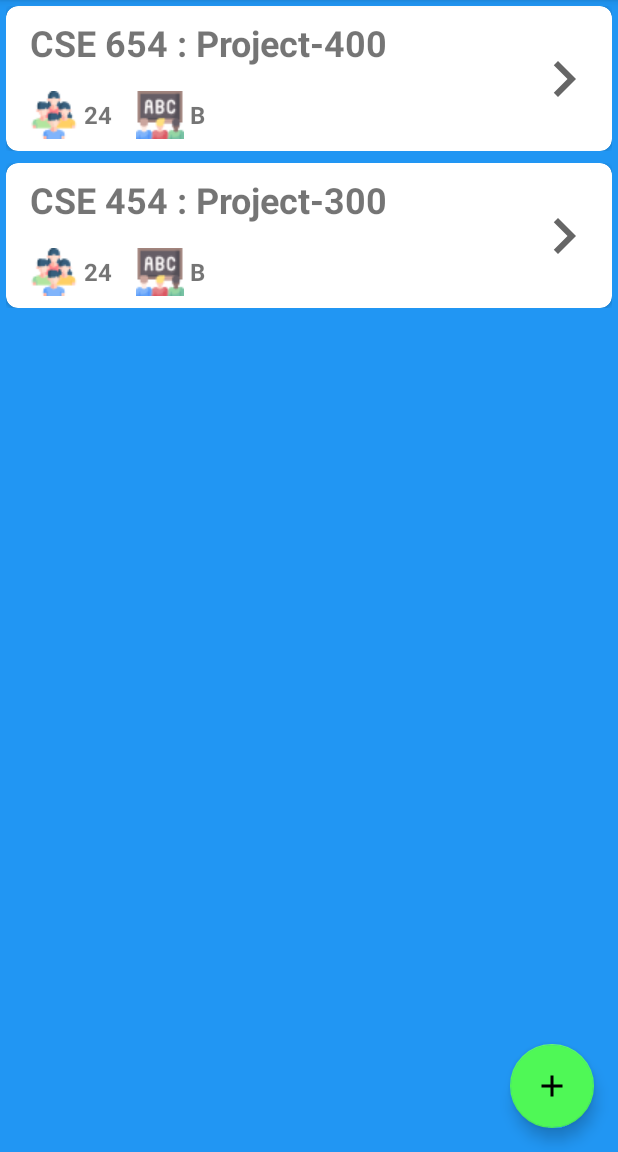
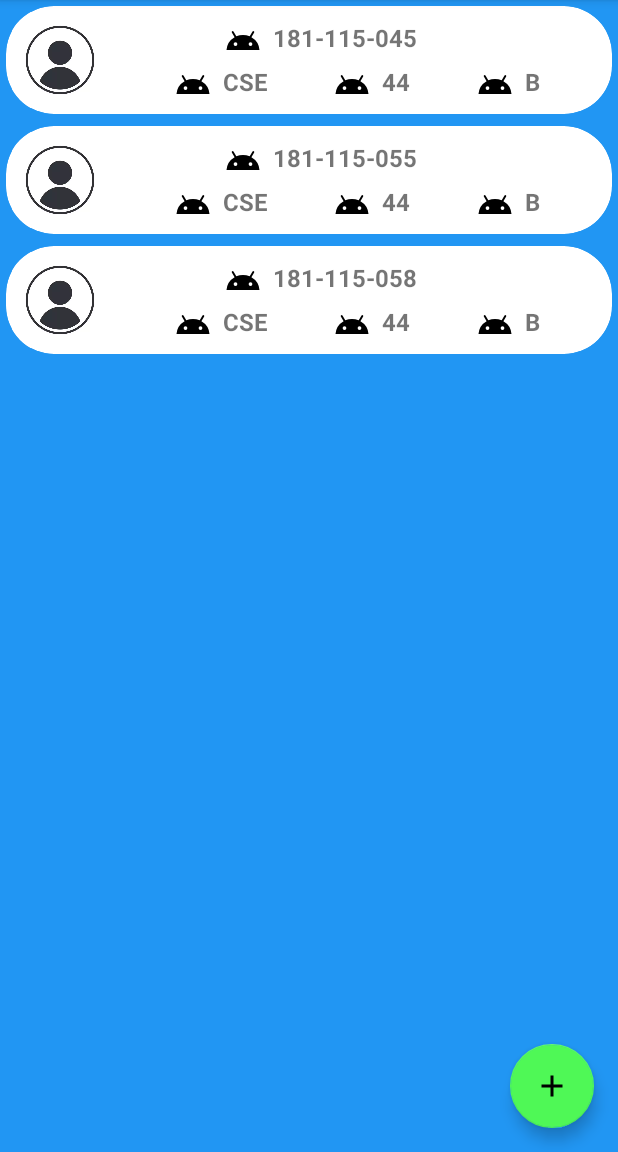
Before and after one commit to Nasif-Imtiaj/Teacher-s-Assistant, an Android app: the fragment ClassRoomFragment placed in its activity, after a tap on an icon or button, on a phone screen of 412 x 824 dp, the part 84-1236 px from its top. Run offline under Robolectric (Android 15) with nearby library versions, the phone set to English and light mode, and no system bars.

Commit message:
Implemented to show student lists in each class.

```diff
--- a/app/src/main/java/com/ni/core/dialogs/createClassRoomDialog/CreateClassRoomDialog.kt
+++ b/app/src/main/java/com/ni/dialogs/createClassRoomDialog/CreateClassRoomDialog.kt
@@ -1,4 +1,4 @@
-package com.ni.core.dialogs.createClassRoomDialog
+package com.ni.dialogs.createClassRoomDialog
 
 import android.app.AlertDialog
 import android.app.Dialog
--- a/app/src/main/java/com/ni/core/dialogs/createClassRoomDialog/CreateClassRoomDialogListener.kt
+++ b/app/src/main/java/com/ni/dialogs/createClassRoomDialog/CreateClassRoomDialogListener.kt
@@ -1,4 +1,4 @@
-package com.ni.core.dialogs.createClassRoomDialog
+package com.ni.dialogs.createClassRoomDialog
 
 import androidx.fragment.app.DialogFragment
 
--- a/app/src/main/java/com/ni/models/ClassRoomModel.kt
+++ b/app/src/main/java/com/ni/models/ClassRoomModel.kt
@@ -1,5 +1,12 @@
 package com.ni.models
 
-import com.ni.core.constants.Departments
 
-data class ClassRoomModel(val dept: Departments, val batch:Int, val section:String, val students:Int, val subject:String, val subjectCode:Int)
+data class ClassRoomModel(
+    val classRoomId: String,
+    val dept: String,
+    val batch: String,
+    val section: String,
+    val students: Int,
+    val subject: String,
+    val subjectCode: String
+)
--- /dev/null
+++ b/app/src/main/java/com/ni/models/StudentInfoModel.kt
@@ -0,0 +1,9 @@
+package com.ni.models
+
+data class StudentInfoModel(
+    val classRoomIds: ArrayList<String>,
+    val studentId: String,
+    val dept: String,
+    val batch: String,
+    val section: String
+)
--- a/app/src/main/java/com/ni/screens/classRoomScreen/ClassRoomFragment.kt
+++ b/app/src/main/java/com/ni/screens/classRoomScreen/ClassRoomFragment.kt
@@ -1,19 +1,20 @@
 package com.ni.screens.classRoomScreen
 
-import android.util.Log
 import androidx.activity.OnBackPressedCallback
 import androidx.fragment.app.viewModels
 import com.ni.core.adapter.AbstractAdapter
 import com.ni.core.baseClasses.BaseObservableFragment
-import com.ni.core.dialogs.createClassRoomDialog.CreateClassRoomDialog
-import com.ni.core.dialogs.createClassRoomDialog.CreateClassRoomDialogListener
+import com.ni.dialogs.createClassRoomDialog.CreateClassRoomDialog
+import com.ni.dialogs.createClassRoomDialog.CreateClassRoomDialogListener
 import com.ni.models.ClassRoomModel
+import com.ni.models.StudentInfoModel
 import com.ni.teachersassistant.databinding.ClassRoomFragmentBinding
 import com.ni.teachersassistant.databinding.ClassroomItemLayoutBinding
+import com.ni.teachersassistant.databinding.StudentItemLayoutBinding
 
 class ClassRoomFragment :
     BaseObservableFragment<ClassRoomFragmentBinding, ClassRoomListener>(ClassRoomFragmentBinding::inflate),
-    CreateClassRoomDialogListener        {
+    CreateClassRoomDialogListener {
     companion object {
         const val TAG = "ClassRoomFragment"
         fun newInstance() = ClassRoomFragment().apply {}
@@ -21,7 +22,7 @@ class ClassRoomFragment :
 
     val viewModel by viewModels<ClassRoomViewModel>()
 
-    private val adapter: AbstractAdapter<ClassRoomModel, ClassroomItemLayoutBinding> by lazy {
+    private val classRoomAdapter: AbstractAdapter<ClassRoomModel, ClassroomItemLayoutBinding> by lazy {
         object :
             AbstractAdapter<ClassRoomModel, ClassroomItemLayoutBinding>(ClassroomItemLayoutBinding::inflate) {
             override fun bind(
@@ -32,7 +33,29 @@ class ClassRoomFragment :
                 itemBinding.tvTitle.text = viewModel.getTitle(item)
                 itemBinding.tvStudents.text = item.students.toString()
                 itemBinding.tvSection.text = item.section
-                itemBinding.cdMainContainer.setOnClickListener {}
+                itemBinding.cdMainContainer.setOnClickListener {
+                    viewModel.filterByClassRoom(item.classRoomId)
+                    binding.optionRecyclerViewCRF.adapter = studentAdapter
+                }
+            }
+        }
+    }
+
+    private val studentAdapter: AbstractAdapter<StudentInfoModel, StudentItemLayoutBinding> by lazy {
+        object :
+            AbstractAdapter<StudentInfoModel, StudentItemLayoutBinding>(StudentItemLayoutBinding::inflate) {
+            override fun bind(
+                itemBinding: StudentItemLayoutBinding,
+                item: StudentInfoModel,
+                position: Int
+            ) {
+                itemBinding.tvId.text = item.studentId
+                itemBinding.tvDept.text = item.dept
+                itemBinding.tvBatch.text = item.batch
+                itemBinding.tvSection.text = item.section
+                itemBinding.cvMainContainer.setOnClickListener {
+                    binding.optionRecyclerViewCRF.adapter = classRoomAdapter
+                }
             }
         }
     }
@@ -50,7 +73,10 @@ class ClassRoomFragment :
 
     private fun initObservers() {
         viewModel.classRoomDataList.observe(this) {
-            adapter.setItems(it)
+            classRoomAdapter.setItems(it)
+        }
+        viewModel.studentDataList.observe(this) {
+            studentAdapter.setItems(it)
         }
     }
 
@@ -64,22 +90,21 @@ class ClassRoomFragment :
     }
 
     private fun initBtnListener() {
-        binding.fabAdd.setOnClickListener{
+        binding.fabAdd.setOnClickListener {
             val dialog = CreateClassRoomDialog()
             dialog.show(childFragmentManager, "CreateClassRoomDialog")
         }
     }
 
     private fun initRecycler() {
-        binding.optionRecyclerViewCRF.adapter = adapter
+        binding.optionRecyclerViewCRF.adapter = classRoomAdapter
     }
 
     override fun onDialogPositiveClick(dept: String, sub: String, code: String) {
-        Log.d(TAG, "onDialogPositiveClick: $dept $sub $code")
+        viewModel.addToClassRoom(dept, sub, code)
     }
 
     override fun onDialogNegativeClick() {
 
     }
-
 }
--- a/app/src/main/java/com/ni/screens/classRoomScreen/ClassRoomViewModel.kt
+++ b/app/src/main/java/com/ni/screens/classRoomScreen/ClassRoomViewModel.kt
@@ -1,44 +1,54 @@
 package com.ni.screens.classRoomScreen
 
+import android.util.Log
 import androidx.lifecycle.MutableLiveData
 import androidx.lifecycle.ViewModel
 import com.ni.core.constants.Departments
 import com.ni.models.ClassRoomModel
+import com.ni.models.StudentInfoModel
+import com.ni.repository.ClassRoomDataList
+import com.ni.repository.StudentDataList
 
 class ClassRoomViewModel : ViewModel() {
 
-    private val classRoomInfoList = ArrayList<ClassRoomModel>()
+    private val _classRoomList = ClassRoomDataList
+    private val _studentDataList = StudentDataList
     val classRoomDataList = MutableLiveData<List<ClassRoomModel>>()
+    val studentDataList = MutableLiveData<List<StudentInfoModel>>()
+    init {
 
-    init {
-        createDummyData()
+        classRoomDataList.postValue(_classRoomList.classRoomList)
     }
 
-    private fun createDummyData(){
-        classRoomInfoList.add(
+
+    fun addToClassRoom(dept: String, sub: String, code: String) {
+        _classRoomList.classRoomList.add(
             ClassRoomModel(
-                Departments.CSE,
-                44,
-                "B",
-                24,
-                "Project-400",
-                654
+                "CR-3",
+                dept,
+                "",
+                "",
+                0,
+                sub,
+                code
             )
         )
-        classRoomInfoList.add(
-            ClassRoomModel(
-                Departments.CSE,
-                44,
-                "B",
-                24,
-                "Project-300",
-                454
-            )
-        )
-        classRoomDataList.postValue(classRoomInfoList)
+        classRoomDataList.postValue(_classRoomList.classRoomList)
     }
 
-    public fun getTitle(item:ClassRoomModel):String{
-        return item.dept.toString()+" "+item.subjectCode+" : " + item.subject
+    public fun getTitle(item: ClassRoomModel): String {
+        return item.dept.toString() + " " + item.subjectCode + " : " + item.subject
+    }
+
+    public fun filterByClassRoom(classRoomId:String){
+        Log.d("TAG", "filterByClassRoom: $classRoomId")
+        var list = ArrayList<StudentInfoModel>()
+        for(i in _studentDataList.studentList){
+            Log.d("TAG", "filterByClassRoom: ${i}")
+            if(i.classRoomIds.contains(classRoomId))
+                list.add(i)
+        }
+        Log.d("TAG", "filterByClassRoom: ${list.size}")
+        studentDataList.postValue(list)
     }
 }
--- /dev/null
+++ b/app/src/main/res/layout/student_item_layout.xml
@@ -0,0 +1,93 @@
+<?xml version="1.0" encoding="utf-8"?>
+<androidx.constraintlayout.widget.ConstraintLayout xmlns:android="http://schemas.android.com/apk/res/android"
+    xmlns:app="http://schemas.android.com/apk/res-auto"
+    android:layout_width="match_parent"
+    android:layout_height="wrap_content"
+    android:padding="4dp">
+
+    <androidx.cardview.widget.CardView
+        android:id="@+id/cvMainContainer"
+        android:layout_width="match_parent"
+        android:layout_height="wrap_content"
+        app:contentPadding="4dp"
+        app:cardCornerRadius="32dp"
+        android:elevation="32dp"
+        app:layout_constraintStart_toStartOf="parent"
+        app:layout_constraintTop_toTopOf="parent">
+
+        <androidx.constraintlayout.widget.ConstraintLayout
+            android:layout_width="match_parent"
+            android:layout_height="match_parent">
+
+            <ImageView
+                android:id="@+id/ivPic"
+                android:layout_width="64dp"
+                android:layout_height="64dp"
+                android:src="@drawable/ava"
+                app:layout_constraintStart_toStartOf="parent"
+                app:layout_constraintTop_toTopOf="parent" />
+
+            <TextView
+                android:id="@+id/tvId"
+                android:layout_width="wrap_content"
+                android:layout_height="wrap_content"
+                android:layout_marginStart="16dp"
+                android:drawableStart="@drawable/ic_dummy"
+                android:drawablePadding="8dp"
+                android:gravity="start|center_vertical"
+                android:text="181-115-045"
+                android:textSize="16sp"
+                android:textStyle="bold"
+                app:layout_constraintBottom_toTopOf="@id/tvDept"
+                app:layout_constraintEnd_toEndOf="parent"
+                app:layout_constraintStart_toStartOf="parent"
+                app:layout_constraintTop_toTopOf="parent" />
+
+            <TextView
+                android:id="@+id/tvDept"
+                android:layout_width="wrap_content"
+                android:layout_height="wrap_content"
+                android:drawableStart="@drawable/ic_dummy"
+                android:drawablePadding="8dp"
+                android:gravity="start|center_vertical"
+                android:text="CSE"
+                android:textSize="16sp"
+                android:textStyle="bold"
+                app:layout_constraintBottom_toBottomOf="parent"
+                app:layout_constraintEnd_toStartOf="@id/tvBatch"
+                app:layout_constraintStart_toEndOf="@id/ivPic"
+                app:layout_constraintTop_toBottomOf="@id/tvId" />
+
+            <TextView
+                android:id="@+id/tvBatch"
+                android:layout_width="wrap_content"
+                android:layout_height="wrap_content"
+                android:drawableStart="@drawable/ic_dummy"
+                android:drawablePadding="8dp"
+                android:gravity="start|center_vertical"
+                android:text="44"
+                android:textSize="16sp"
+                android:textStyle="bold"
+                app:layout_constraintEnd_toStartOf="@id/tvSection"
+                app:layout_constraintStart_toEndOf="@id/tvDept"
+                app:layout_constraintTop_toTopOf="@id/tvDept" />
+
+            <TextView
+                android:id="@+id/tvSection"
+                android:layout_width="wrap_content"
+                android:layout_height="wrap_content"
+                android:drawableStart="@drawable/ic_dummy"
+                android:drawablePadding="8dp"
+                android:gravity="start|center_vertical"
+                android:text="B"
+                android:textSize="16sp"
+                android:textStyle="bold"
+                app:layout_constraintEnd_toEndOf="parent"
+                app:layout_constraintStart_toEndOf="@id/tvBatch"
+                app:layout_constraintTop_toTopOf="@id/tvDept" />
+
+        </androidx.constraintlayout.widget.ConstraintLayout>
+    </androidx.cardview.widget.CardView>
+
+
+</androidx.constraintlayout.widget.ConstraintLayout>
```
Also changed, not shown: app/src/main/java/com/ni/repository/ClassRoomDataList.kt (added, +58 -0 lines), app/src/main/java/com/ni/repository/StudentDataList.kt (added, +51 -0 lines).
